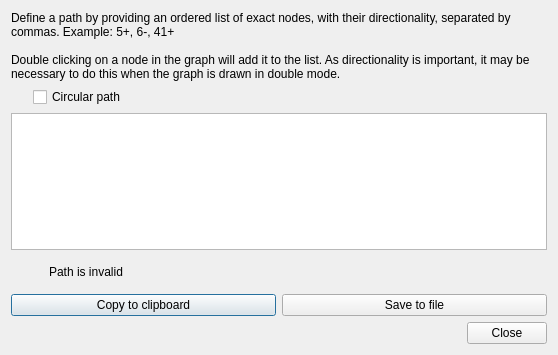
Qt form ui/pathspecifydialog.ui (rrwick/Bandage) before a commit.
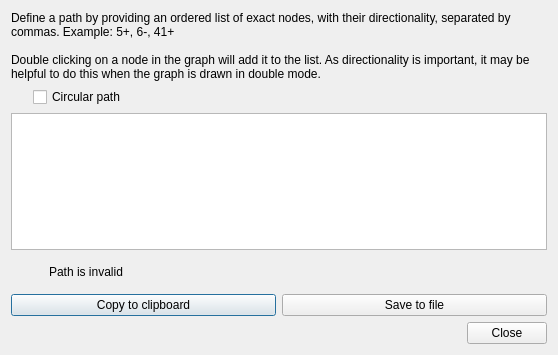
The same form after that commit. Icons and pictures are not drawn. Custom widgets are drawn as their Qt base class.

Commit message: Make double click to add to path smarter

```diff
--- a/ui/pathspecifydialog.ui
+++ b/ui/pathspecifydialog.ui
@@ -19,7 +19,7 @@
      <property name="text">
       <string>Define a path by providing an ordered list of exact nodes, with their directionality, separated by commas. Example: 5+, 6-, 41+
 
-Double clicking on a node in the graph will add it to the list. As directionality is important, it may be necessary to do this when the graph is drawn in double mode.</string>
+Double clicking on a node in the graph will add it to the list. As directionality is important, it may be helpful to do this when the graph is drawn in double mode.</string>
      </property>
      <property name="wordWrap">
       <bool>true</bool>
```
The commit also changes 3 other files.
